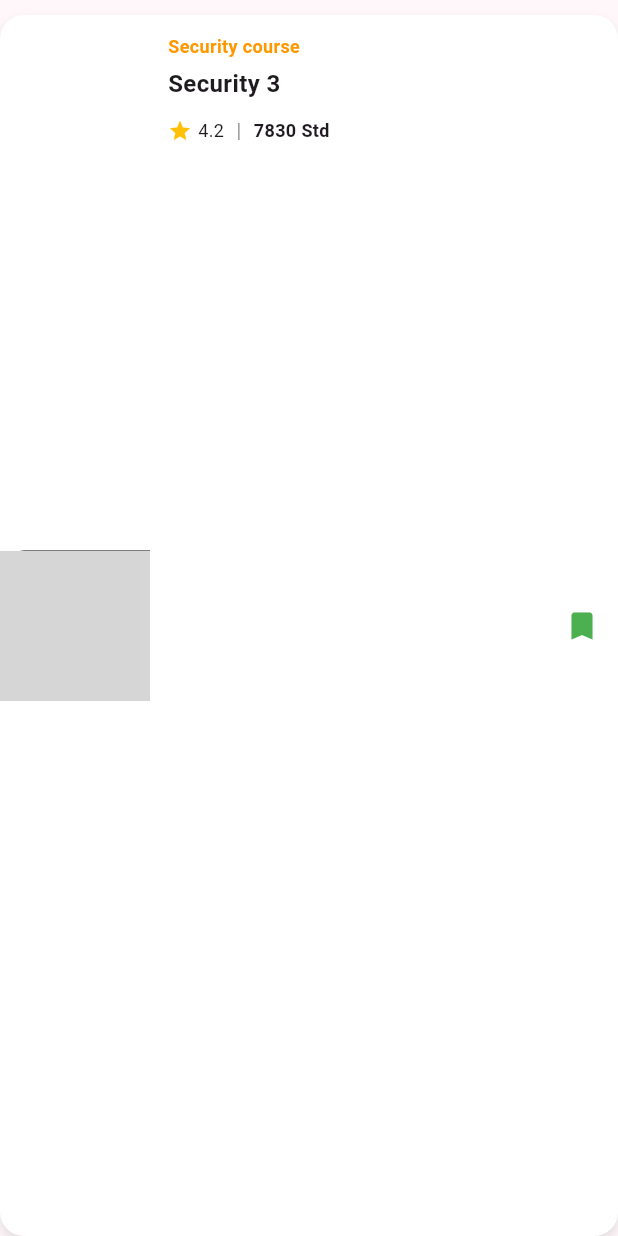
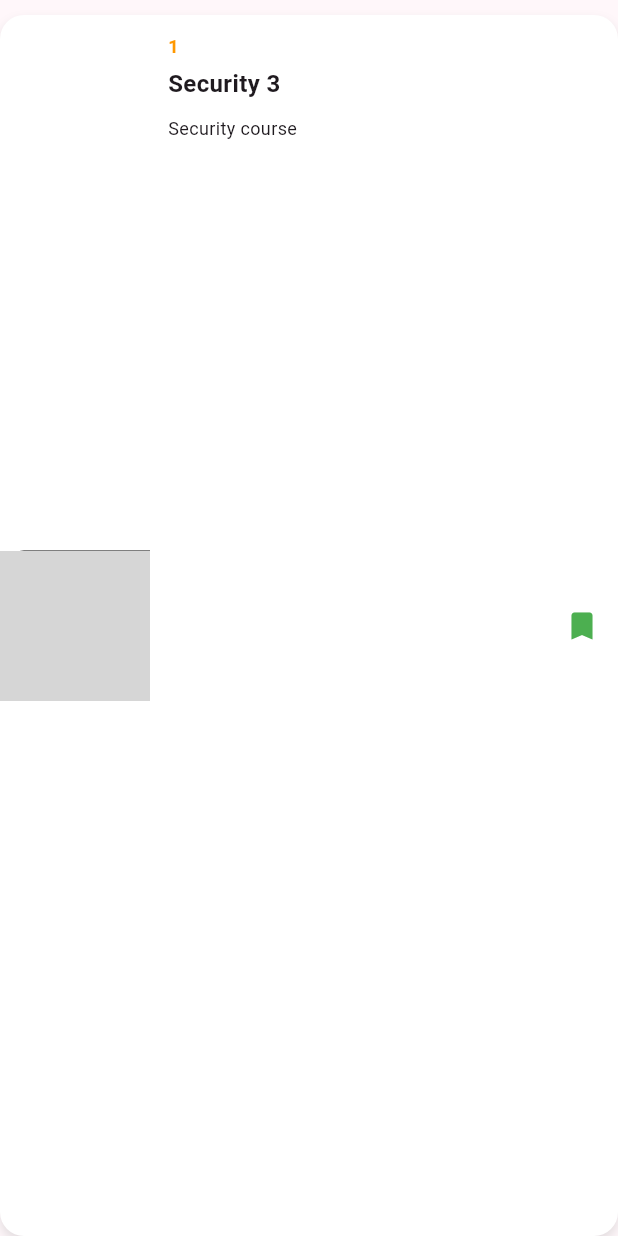
Before and after one commit to Bentanik/exe02_fe_mobile, a Flutter app: the SearchCourseCard widget shown alone on an empty page, opened directly, on a phone screen of 412 x 824 dp. Run offline on Flutter 3.47's test engine with Material 3 defaults, Android fonts, the phone set to English and light mode, and no system bars; our stand-ins replace dio, expandable, flutter_secure_storage, flutter_svg, fluttertoast, font_awesome_flutter and 2 more; accounts and stored records are empty; network calls fail; grey boxes are pictures that could not be loaded.

Commit message:
fix course ui

```diff
--- a/lib/common/widget/search_course_card.dart
+++ b/lib/common/widget/search_course_card.dart
@@ -3,20 +3,22 @@ import 'dart:ui';
 import 'package:flutter/material.dart';
 
 class SearchCourseCard extends StatelessWidget {
-  final String category;
+  final String? category;
+  final String? level;
   final String title;
-  final double rating;
-  final int students;
+  // final double rating;
+  // final int students;
   final bool isBookmarked;
   final String imageUrl;
-  final VoidCallback onTap; // Thay đổi kiểu dữ liệu của onTap
+  final VoidCallback onTap;
 
   const SearchCourseCard({
     Key? key,
     required this.category,
     required this.title,
-    required this.rating,
-    required this.students,
+    required this.level,
+    // required this.rating,
+    // required this.students,
     this.isBookmarked = false,
     required this.imageUrl,
     required this.onTap, // Đảm bảo bắt buộc truyền vào
@@ -65,7 +67,7 @@ class SearchCourseCard extends StatelessWidget {
                   crossAxisAlignment: CrossAxisAlignment.start,
                   children: [
                     Text(
-                      category,
+                      level!,
                       style: const TextStyle(
                         color: Colors.orange,
                         fontSize: 12,
@@ -75,6 +77,8 @@ class SearchCourseCard extends StatelessWidget {
                     const SizedBox(height: 5),
                     Text(
                       title,
+                      maxLines: 2,
+                      overflow: TextOverflow.ellipsis,
                       style: const TextStyle(
                         fontSize: 16,
                         fontWeight: FontWeight.bold,
@@ -83,21 +87,9 @@ class SearchCourseCard extends StatelessWidget {
                     const SizedBox(height: 10),
                     Row(
                       children: [
-                        const Icon(Icons.star, color: Colors.amber, size: 16),
-                        const SizedBox(width: 4),
                         Text(
-                          rating.toString(),
+                          category!,
                           style: const TextStyle(fontSize: 12),
-                        ),
-                        const SizedBox(width: 8),
-                        const Text("|", style: TextStyle(color: Colors.grey)),
-                        const SizedBox(width: 8),
-                        Text(
-                          "$students Std",
-                          style: const TextStyle(
-                            fontSize: 12,
-                            fontWeight: FontWeight.bold,
-                          ),
                         ),
                       ],
                     ),
--- a/lib/presentation/intro/pages/home.dart
+++ b/lib/presentation/intro/pages/home.dart
@@ -54,7 +54,7 @@ class _HomeState extends State<Home> {
       CourseResponse courseResponse = await CourseService().fetchCourses();
       if (courseResponse.isSuccess) {
         setState(() {
-          courses = courseResponse.courses;
+          courses = courseResponse.data.items;
         });
       }
     } catch (e) {
@@ -226,7 +226,7 @@ class _HomeState extends State<Home> {
                 child: Row(
                   children: courses
                       .map((course) => HomeCard(
-                    imageUrl: course.thumbnailUrl,
+                    imageUrl: course.thumbnail.publicUrl,
                     category: 'Course',
                     title: course.name,
                   ))
--- a/lib/presentation/intro/pages/payment_method.dart
+++ b/lib/presentation/intro/pages/payment_method.dart
@@ -134,7 +134,8 @@ class _PaymentMethodsState extends State<PaymentMethods> {
                           buttonSize: Size(double.infinity, 40),
                           backgroundColor: Color(0xFF047099)),
                     ),
-                  ]);
+                  ]
+              );
             },
           ),
         ),
--- a/lib/presentation/intro/pages/search_course.dart
+++ b/lib/presentation/intro/pages/search_course.dart
@@ -62,8 +62,7 @@ class SearchCourse extends StatelessWidget {
                       onTap: () => Routes.navigateToPage(context, CourseDetail(courseId: "222",)),
                       category: 'Nhận thức',
                       title: 'Nhận thức 1',
-                      rating: 4,
-                      students: 7000,
+                      level: "1",
                       imageUrl: AppImages.bg,
                     ),
                   );
```
Also changed, not shown: lib/models/course/course_model.dart (+152 -6 lines), lib/presentation/intro/pages/books_mark.dart (+28 -33 lines), lib/presentation/intro/pages/courses.dart (+9 -5 lines), 4 other files.
